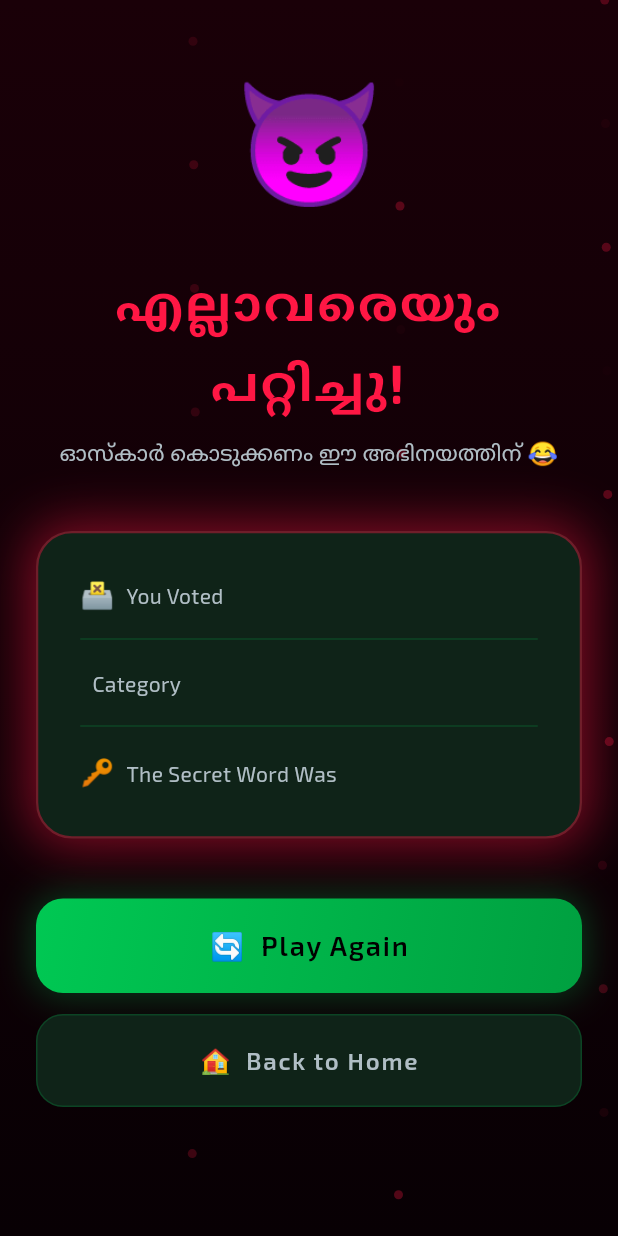
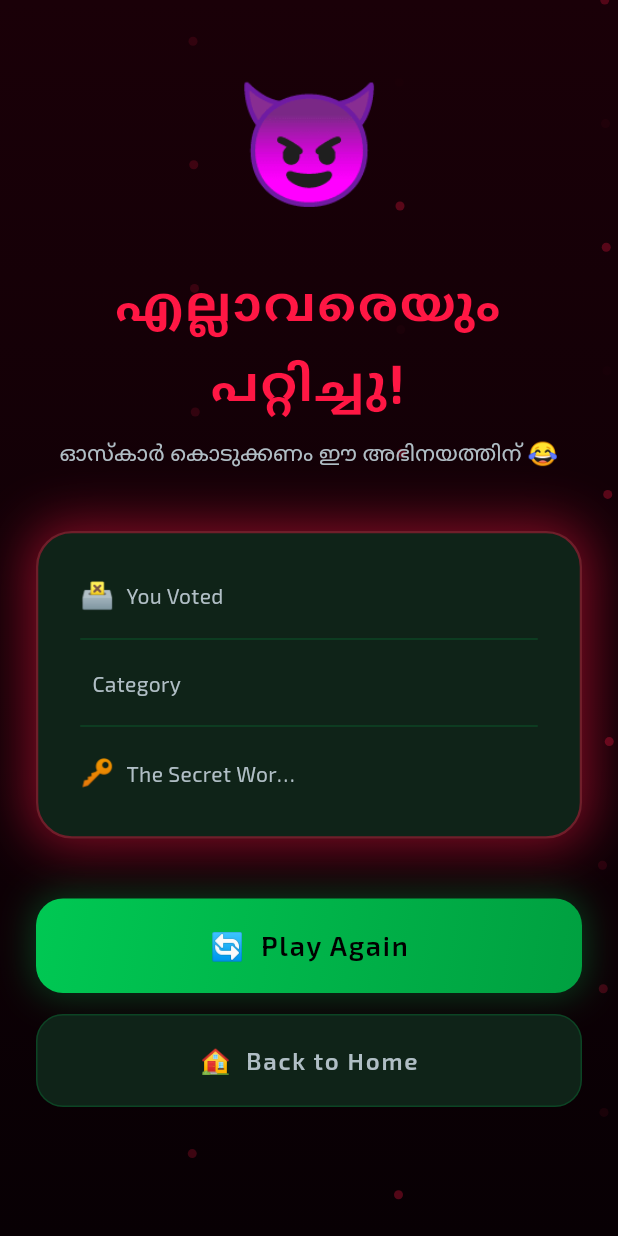
Before and after one commit to SouravSouru/imposter_kerala_edition, a Flutter app: the ResultScreen screen opened directly with empty values, on a phone screen of 412 x 824 dp. Run offline on Flutter 3.47's test engine with Material 3 defaults, Android fonts, the phone set to English and light mode, and no system bars; drawn by our look-alikes of flutter_animate; our stand-ins replace confetti, equatable, flutter_bloc, get_it, go_router, google_fonts and 2 more; accounts and stored records are empty.

Commit message:
feat: implement ResultScreen to display game outcome, stats, and play again options

```diff
--- a/lib/features/result/screens/result_screen.dart
+++ b/lib/features/result/screens/result_screen.dart
@@ -245,20 +245,39 @@ class _InfoRow extends StatelessWidget {
   @override
   Widget build(BuildContext context) {
     return Row(
-      mainAxisAlignment: MainAxisAlignment.spaceBetween,
+      crossAxisAlignment: CrossAxisAlignment.center,
       children: [
-        Row(
+        // Label side — takes only as much space as it needs, but yields to value
+        Expanded(
+          flex: 1,
+          child: Row(
+            mainAxisSize: MainAxisSize.min,
             children: [
               Text(icon, style: const TextStyle(fontSize: 18)),
               const SizedBox(width: 8),
-            Text(label, style: AppTextStyles.bodyMedium),
+              Flexible(
+                child: Text(
+                  label,
+                  style: AppTextStyles.bodyMedium,
+                  overflow: TextOverflow.ellipsis,
+                ),
+              ),
             ],
           ),
-        Text(
+        ),
+        const SizedBox(width: 8),
+        // Value side — right-aligned, ellipsis if still too long
+        Flexible(
+          flex: 1,
+          child: Text(
             value,
             style: valueLarge
                 ? AppTextStyles.headlineMedium.copyWith(color: valueColor, fontSize: 20)
                 : AppTextStyles.labelLarge.copyWith(color: valueColor),
+            textAlign: TextAlign.end,
+            overflow: TextOverflow.ellipsis,
+            maxLines: 1,
+          ),
         ),
       ],
     );
```
Lines whose indentation alone changed are shown as unchanged.
